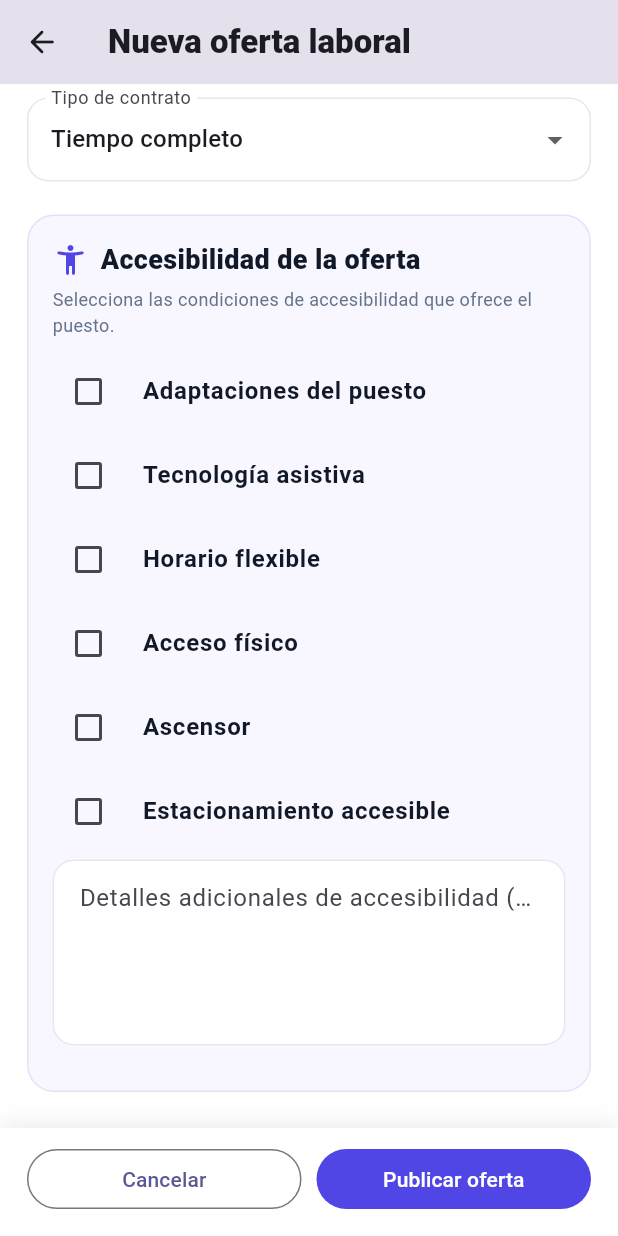
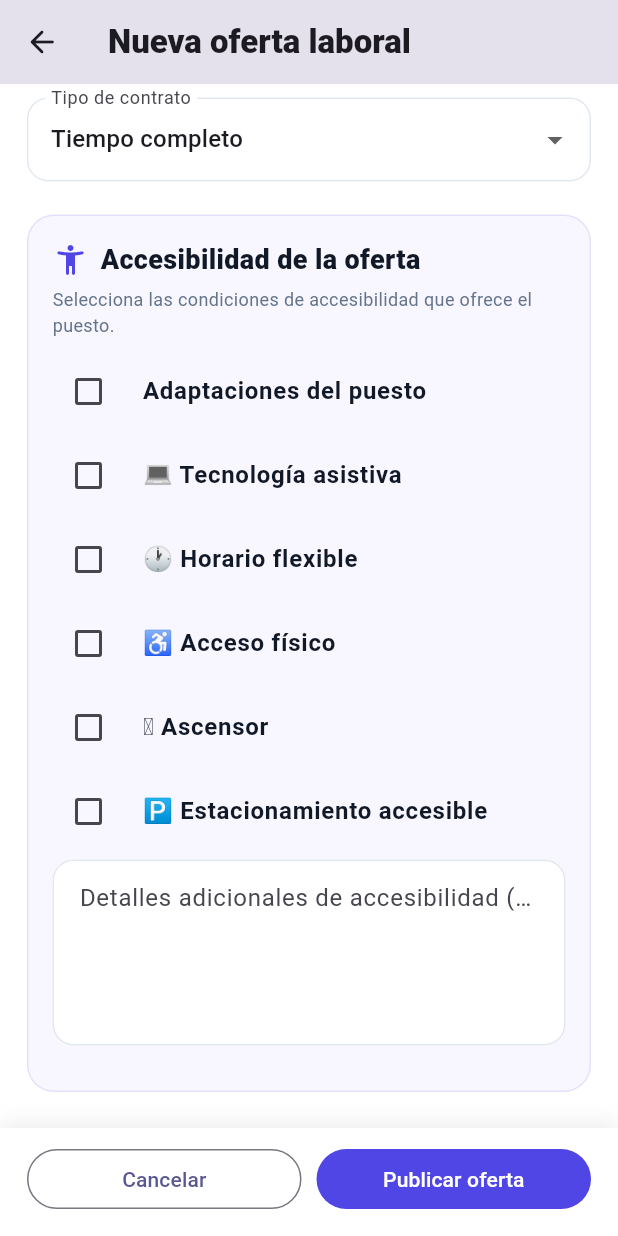
Before and after one commit to Isa18121999/Inklu, a Flutter app: the CreateOfferPage screen opened directly with empty values, scrolled down 890 dp, on a phone screen of 412 x 824 dp. Run offline on Flutter 3.47's test engine with Material 3 defaults, Android fonts, the phone set to English and light mode, and no system bars; our stand-ins replace file_picker, flutter_secure_storage, shared_preferences; accounts and stored records are empty.

Commit message:
Mejorar etiquetas de accesibilidad sin quitar emojis

```diff
--- a/flutter_app/lib/create_offer_page.dart
+++ b/flutter_app/lib/create_offer_page.dart
@@ -105,11 +105,10 @@ class _CreateOfferPageState extends State<CreateOfferPage> {
     ),
   );
 
-  /// Etiquetas semánticas en español para Voice Access/TalkBack.
-  /// El nombre accesible es el mismo que ve la persona en pantalla.
-  Widget accessibilityTile({required String title, required bool value, required ValueChanged<bool?> onChanged}) => Semantics(
+  /// El texto visible conserva los emojis; la semántica usa solo el nombre limpio.
+  Widget accessibilityTile({required String title, required String semanticLabel, required bool value, required ValueChanged<bool?> onChanged}) => Semantics(
     container: true,
-    label: title,
+    label: semanticLabel,
     checked: value,
     hint: value ? 'Activado. Toca para desactivar.' : 'Desactivado. Toca para activar.',
     child: CheckboxListTile(
@@ -207,16 +206,20 @@ class _CreateOfferPageState extends State<CreateOfferPage> {
                   child: Column(
                     crossAxisAlignment: CrossAxisAlignment.start,
                     children: [
-                      const Row(children: [Icon(Icons.accessibility_new_rounded, color: _primary), SizedBox(width: 8), Expanded(child: Text('Accesibilidad de la oferta', style: TextStyle(fontSize: 18, fontWeight: FontWeight.w900, color: _ink)))]),
+                      const Semantics(
+                        label: 'Accesibilidad de la oferta',
+                        header: true,
+                        child: Row(children: [Icon(Icons.accessibility_new_rounded, color: _primary), SizedBox(width: 8), Expanded(child: Text('Accesibilidad de la oferta', style: TextStyle(fontSize: 18, fontWeight: FontWeight.w900, color: _ink)))]),
+                      ),
                       const SizedBox(height: 5),
                       const Text('Selecciona las condiciones de accesibilidad que ofrece el puesto.', style: TextStyle(color: _muted, fontSize: 12)),
                       const SizedBox(height: 8),
-                      accessibilityTile(title: 'Adaptaciones del puesto', value: workplaceAdaptation, onChanged: (v) => setState(() => workplaceAdaptation = v ?? false)),
-                      accessibilityTile(title: 'Tecnología asistiva', value: assistiveTechnology, onChanged: (v) => setState(() => assistiveTechnology = v ?? false)),
-                      accessibilityTile(title: 'Horario flexible', value: flexibleSchedule, onChanged: (v) => setState(() => flexibleSchedule = v ?? false)),
-                      accessibilityTile(title: 'Acceso físico', value: physicalAccess, onChanged: (v) => setState(() => physicalAccess = v ?? false)),
-                      accessibilityTile(title: 'Ascensor', value: elevator, onChanged: (v) => setState(() => elevator = v ?? false)),
-                      accessibilityTile(title: 'Estacionamiento accesible', value: accessibleParking, onChanged: (v) => setState(() => accessibleParking = v ?? false)),
+                      accessibilityTile(title: 'Adaptaciones del puesto', semanticLabel: 'Adaptaciones del puesto', value: workplaceAdaptation, onChanged: (v) => setState(() => workplaceAdaptation = v ?? false)),
+                      accessibilityTile(title: '💻 Tecnología asistiva', semanticLabel: 'Tecnología asistiva', value: assistiveTechnology, onChanged: (v) => setState(() => assistiveTechnology = v ?? false)),
+                      accessibilityTile(title: '🕐 Horario flexible', semanticLabel: 'Horario flexible', value: flexibleSchedule, onChanged: (v) => setState(() => flexibleSchedule = v ?? false)),
+                      accessibilityTile(title: '♿ Acceso físico', semanticLabel: 'Acceso físico', value: physicalAccess, onChanged: (v) => setState(() => physicalAccess = v ?? false)),
+                      accessibilityTile(title: '🛗 Ascensor', semanticLabel: 'Ascensor', value: elevator, onChanged: (v) => setState(() => elevator = v ?? false)),
+                      accessibilityTile(title: '🅿️ Estacionamiento accesible', semanticLabel: 'Estacionamiento accesible', value: accessibleParking, onChanged: (v) => setState(() => accessibleParking = v ?? false)),
                       const SizedBox(height: 4),
                       field(accessibilityDetails, 'Detalles adicionales de accesibilidad (opcional)', maxLines: 4),
                     ],
```
